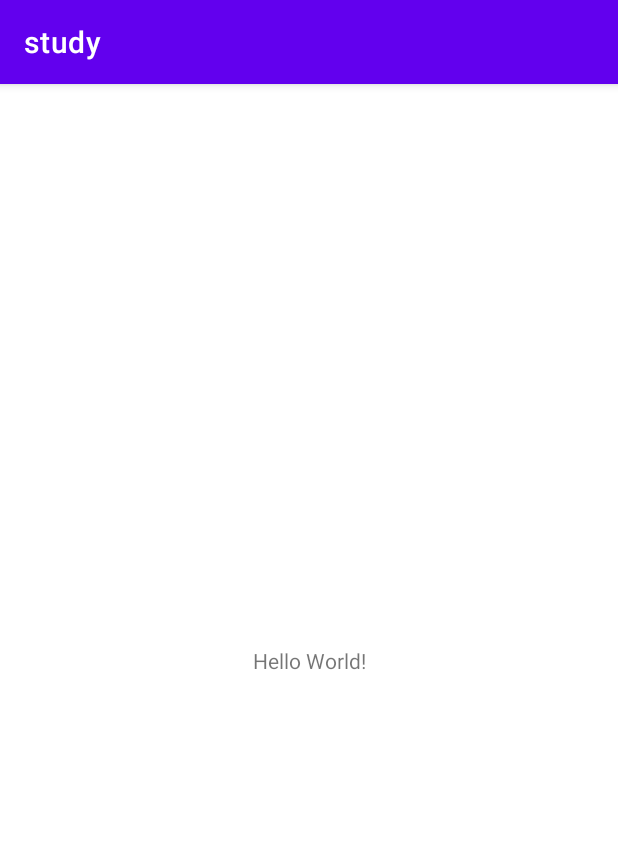
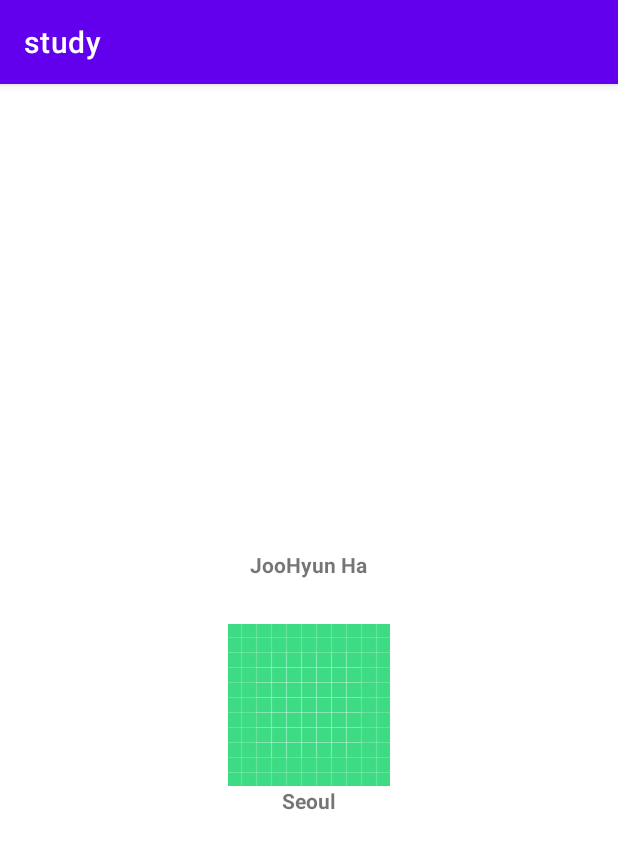
Before and after one commit to Handeul42/Android-study, an Android app: the screen it shows after launch (MainActivity), on a phone screen of 412 x 824 dp. Shown: the top 849 px of the screen. Run offline under Robolectric (Android 15) with nearby library versions, the phone set to English and light mode, and no system bars; 2 statements that could not run were skipped.

Commit message:
add: until chapter 6-4

```diff
--- a/project/app/build.gradle
+++ b/project/app/build.gradle
@@ -15,6 +15,10 @@ android {
         versionName "1.0"
 
         testInstrumentationRunner "androidx.test.runner.AndroidJUnitRunner"
+    }
+
+    viewBinding {
+        enabled = true
     }
 
     buildTypes {
--- a/project/app/src/main/java/me/hajoo/study/MainActivity.kt
+++ b/project/app/src/main/java/me/hajoo/study/MainActivity.kt
@@ -1,11 +1,49 @@
 package me.hajoo.study
 
+import android.graphics.Typeface
+import android.os.Bundle
+import android.view.Gravity
+import android.view.View
+import android.view.ViewGroup.LayoutParams.WRAP_CONTENT
+import android.widget.ImageView
+import android.widget.LinearLayout
+import android.widget.TextView
 import androidx.appcompat.app.AppCompatActivity
-import android.os.Bundle
+import androidx.core.content.ContextCompat
+import me.hajoo.study.databinding.ActivityMainBinding
 
 class MainActivity : AppCompatActivity() {
     override fun onCreate(savedInstanceState: Bundle?) {
         super.onCreate(savedInstanceState)
+
+        val name = TextView(this).apply {
+            typeface = Typeface.DEFAULT_BOLD
+            text = "JooHyun Ha"
+        }
+
+        val image = ImageView(this).also {
+            it.setImageDrawable(ContextCompat.getDrawable(this, R.drawable.ic_launcher_background))
+        }
+
+        val address = TextView(this).apply {
+            typeface = Typeface.DEFAULT_BOLD
+            visibility = View.VISIBLE
+            text = "Seoul"
+        }
+
+        val layout = LinearLayout(this).apply {
+            orientation = LinearLayout.VERTICAL
+            gravity = Gravity.CENTER
+
+            addView(name, WRAP_CONTENT, WRAP_CONTENT)
+            addView(image, WRAP_CONTENT, WRAP_CONTENT)
+            addView(address, WRAP_CONTENT, WRAP_CONTENT)
+        }
+
+        val binding = ActivityMainBinding.inflate(layoutInflater)
+        binding.textView
+
+//        setContentView(layout)
         setContentView(R.layout.activity_main)
     }
 }
--- a/project/app/src/main/res/layout/activity_main.xml
+++ b/project/app/src/main/res/layout/activity_main.xml
@@ -1,18 +1,27 @@
 <?xml version="1.0" encoding="utf-8"?>
-<androidx.constraintlayout.widget.ConstraintLayout xmlns:android="http://schemas.android.com/apk/res/android"
-    xmlns:app="http://schemas.android.com/apk/res-auto"
-    xmlns:tools="http://schemas.android.com/tools"
+<LinearLayout xmlns:android="http://schemas.android.com/apk/res/android"
     android:layout_width="match_parent"
     android:layout_height="match_parent"
-    tools:context=".MainActivity">
+    android:orientation="vertical"
+    android:gravity="center">
+
+    <TextView
+        android:id="@+id/textView"
+        android:layout_width="wrap_content"
+        android:layout_height="wrap_content"
+        android:textStyle="bold"
+        android:text="JooHyun Ha"
+        android:padding="30dp"/>
+
+    <ImageView
+        android:layout_width="wrap_content"
+        android:layout_height="wrap_content"
+        android:src="@drawable/ic_launcher_background" />
 
     <TextView
         android:layout_width="wrap_content"
         android:layout_height="wrap_content"
-        android:text="Hello World!"
-        app:layout_constraintBottom_toBottomOf="parent"
-        app:layout_constraintEnd_toEndOf="parent"
-        app:layout_constraintStart_toStartOf="parent"
-        app:layout_constraintTop_toTopOf="parent" />
+        android:textStyle="bold"
+        android:text="Seoul" />
 
-</androidx.constraintlayout.widget.ConstraintLayout>
+</LinearLayout>
```
